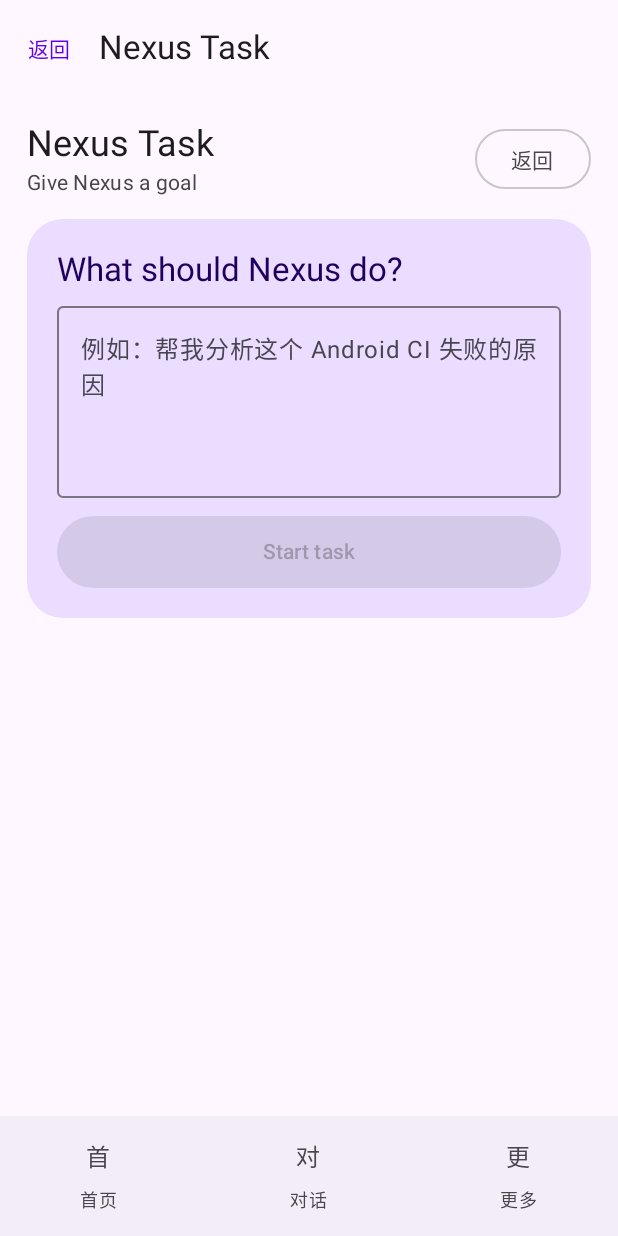
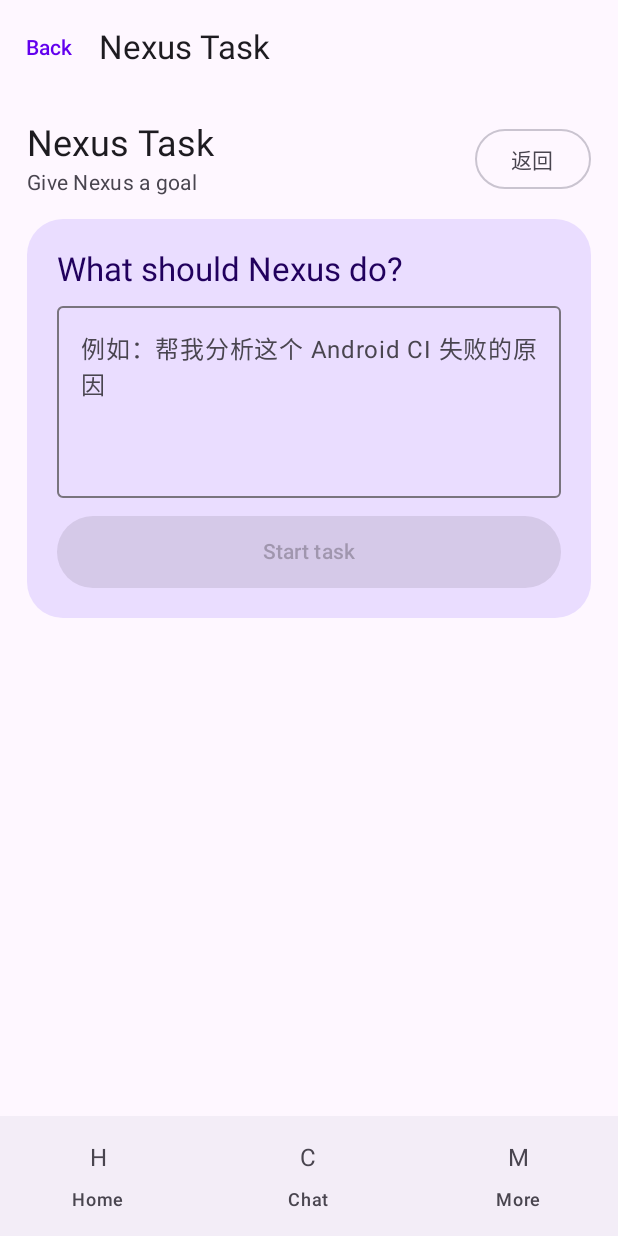
Before and after one commit to koayxinchun4-cmd/agent, an Android app built with Jetpack Compose: the screen it shows after launch (MainActivity), after a tap on "Start a task", on a phone screen of 412 x 824 dp. Run offline under Robolectric (Android 15) with nearby library versions, the light colour scheme and no system bars; our stand-ins replace Room's generated code.

Commit message:
feat: add settings entry and language switcher

```diff
--- a/app/src/main/java/com/example/agent/ui/screen/NexusApp.kt
+++ b/app/src/main/java/com/example/agent/ui/screen/NexusApp.kt
@@ -20,10 +20,16 @@ import androidx.compose.ui.Modifier
 import androidx.compose.ui.unit.dp
 import com.example.agent.nexus.NexusFeature
 
-private enum class NexusTab(val label: String) {
-    HOME("首页"),
-    CHAT("对话"),
-    MORE("更多")
+private enum class NexusTab(val labelZh: String, val labelEn: String, val labelMs: String) {
+    HOME("首页", "Home", "Utama"),
+    CHAT("对话", "Chat", "Sembang"),
+    MORE("更多", "More", "Lagi")
+}
+
+private fun NexusTab.label(language: NexusLanguage): String = when (language) {
+    NexusLanguage.CHINESE -> labelZh
+    NexusLanguage.ENGLISH -> labelEn
+    NexusLanguage.MALAY -> labelMs
 }
 
 @OptIn(ExperimentalMaterial3Api::class)
@@ -35,6 +41,8 @@ fun NexusApp(
     var tab by remember { mutableStateOf(NexusTab.HOME) }
     var selectedFeature by remember { mutableStateOf<NexusFeature?>(null) }
     var showTask by remember { mutableStateOf(false) }
+    var showSettings by remember { mutableStateOf(false) }
+    var language by remember { mutableStateOf(NexusLanguage.ENGLISH) }
 
     val feature = selectedFeature
     Scaffold(
@@ -43,25 +51,45 @@ fun NexusApp(
                 title = {
                     Text(
                         when {
+                            showSettings -> when (language) {
+                                NexusLanguage.CHINESE -> "设置"
+                                NexusLanguage.ENGLISH -> "Settings"
+                                NexusLanguage.MALAY -> "Tetapan"
+                            }
                             showTask -> "Nexus Task"
                             feature != null -> feature.title
-                            else -> "Nexus 智能助手"
+                            else -> "Nexus"
                         }
                     )
                 },
                 navigationIcon = {
-                    if (showTask || feature != null) {
+                    if (showSettings || showTask || feature != null) {
                         TextButton(onClick = {
+                            showSettings = false
                             showTask = false
                             selectedFeature = null
                         }) {
-                            Text("返回")
+                            Text(
+                                when (language) {
+                                    NexusLanguage.CHINESE -> "返回"
+                                    NexusLanguage.ENGLISH -> "Back"
+                                    NexusLanguage.MALAY -> "Kembali"
+                                }
+                            )
+                        }
+                    }
+                },
+                actions = {
+                    if (!showSettings && !showTask && feature == null) {
+                        TextButton(onClick = { showSettings = true }) {
+                            Text("⚙")
                         }
                     }
                 }
             )
         },
         bottomBar = {
+            if (!showSettings) {
                 NavigationBar {
                     NexusTab.entries.forEach { item ->
                         NavigationBarItem(
@@ -71,15 +99,20 @@ fun NexusApp(
                                 selectedFeature = null
                                 tab = item
                             },
-                        icon = { Text(item.label.take(1)) },
-                        label = { Text(item.label) }
+                            icon = { Text(item.label(language).take(1)) },
+                            label = { Text(item.label(language)) }
                         )
+                    }
                 }
             }
         }
     ) { padding ->
         Column(Modifier.fillMaxSize().padding(padding)) {
             when {
+                showSettings -> NexusSettingsScreen(
+                    language = language,
+                    onLanguageSelected = { language = it }
+                )
                 showTask -> TaskScreen(
                     onBack = { showTask = false },
                     viewModel = taskViewModel
```
Lines whose indentation alone changed are shown as unchanged.
